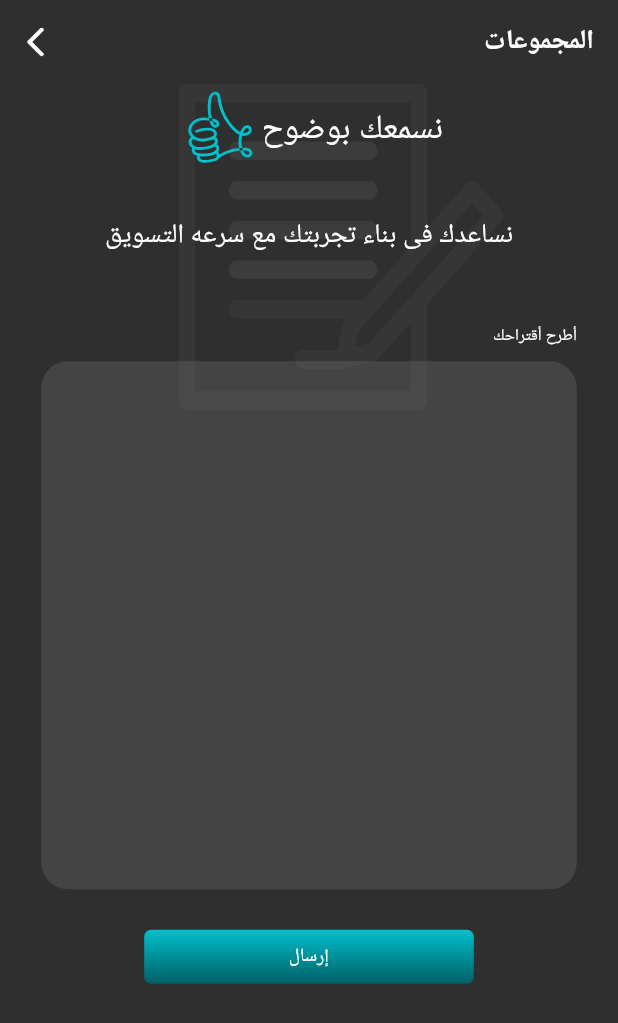
After one commit to mohammedhedaya/-Sar-aat-Al-Tasweeq, a Flutter app: the AddSuggestionView screen opened by its route, on a phone screen of 412 x 824 dp. The commit adds this screen. Shown: the top 1023 px of the screen. Run offline on Flutter 3.47's test engine with Material 3 defaults, Android fonts, the phone set to English and light mode, and no system bars; our stand-ins replace carousel_slider, chat_bubbles, device_preview, flutter_bloc, flutter_screenutil, flutter_svg and 6 more; accounts and stored records are empty.

Commit message:
Create Add Suggestion View

```diff
--- a/lib/core/router/app_router.dart
+++ b/lib/core/router/app_router.dart
@@ -3,6 +3,7 @@ import 'package:go_router/go_router.dart';
 import 'package:shopping_chart/features/add_group/presentation/views/add_group_view.dart';
 import 'package:shopping_chart/features/add_group/presentation/views/add_telegram_group_view.dart';
 import 'package:shopping_chart/features/add_group/presentation/views/add_whatsapp_group_view.dart';
+import 'package:shopping_chart/features/add_suggestion/presentation/views/add_suggestion_view.dart';
 import 'package:shopping_chart/features/diamond_wallet/presentation/views/diamond_wallet_view.dart';
 import 'package:shopping_chart/features/diamond_wallet/presentation/views/diamonds_payment_gateways_view.dart';
 import 'package:shopping_chart/features/diamond_wallet/presentation/views/purchase_completed_successfully.dart';
@@ -165,9 +166,13 @@ final GoRouter router = GoRouter(
       path: '/addTelegramGroupView',
       builder: (context, state) => const AddTelegramGroupView(),
     ),
-     GoRoute(
+    GoRoute(
       path: '/shareAndEarnView',
       builder: (context, state) => const ShareAndEarnView(),
     ),
+    GoRoute(
+      path: '/addSuggestionView',
+      builder: (context, state) => const AddSuggestionView(),
+    ),
   ],
 );
--- a/lib/core/utils/app_text_style.dart
+++ b/lib/core/utils/app_text_style.dart
@@ -101,7 +101,7 @@ class AppStyles {
   static TextStyle style25W400 = TextStyle(
     color: AppColors.whiteColor,
     fontSize: 25.sp,
-    fontWeight: FontWeight.w800,
+    fontWeight: FontWeight.w400,
   );
   static TextStyle style12W700 = TextStyle(
     color: AppColors.whiteColor,
@@ -178,4 +178,9 @@ class AppStyles {
     fontSize: 21.sp,
     fontWeight: FontWeight.w900,
   );
+  static TextStyle style15W900 = TextStyle(
+    color: AppColors.whiteColor,
+    fontSize: 15.sp,
+    fontWeight: FontWeight.w900,
+  );
 }
--- a/lib/core/utils/assets.dart
+++ b/lib/core/utils/assets.dart
@@ -5,6 +5,10 @@ class Assets {
   /// Assets for imagesAddGroups
   /// assets/images/addGroups.svg
   static const String imagesAddGroups = "assets/images/addGroups.svg";
+
+  /// Assets for imagesAddSuggestion
+  /// assets/images/AddSuggestion.png
+  static const String imagesAddSuggestion = "assets/images/AddSuggestion.png";
 
   /// Assets for imagesAddWhatsappgroup
   /// assets/images/AddWhatsappgroup.svg
@@ -126,6 +130,10 @@ class Assets {
   /// assets/images/light.svg
   static const String imagesLight = "assets/images/light.svg";
 
+  /// Assets for imagesLikeicon
+  /// assets/images/likeicon.svg
+  static const String imagesLikeicon = "assets/images/likeicon.svg";
+
   /// Assets for imagesLogOutIcon
   /// assets/images/logOutIcon.svg
   static const String imagesLogOutIcon = "assets/images/logOutIcon.svg";
--- a/lib/features/add_group/presentation/widgets/add_telegram_group_view_body.dart
+++ b/lib/features/add_group/presentation/widgets/add_telegram_group_view_body.dart
@@ -91,7 +91,7 @@ class AddTelegramGroupViewBody extends StatelessWidget {
                   barrierColor: const Color(0xffFFF9F9).withOpacity(0.33),
                   builder: (context) {
                     return const CustomAddedSuccesDialog(
-                      text: " تم إضافة قناتك في التلجرام",
+                      text: "تم إضافة قناتك في التلجرام",
                     );
                   },
                 );
--- a/lib/features/add_group/presentation/widgets/custom_added_success_dialog.dart
+++ b/lib/features/add_group/presentation/widgets/custom_added_success_dialog.dart
@@ -9,8 +9,10 @@ class CustomAddedSuccesDialog extends StatelessWidget {
   const CustomAddedSuccesDialog({
     super.key,
     required this.text,
+    this.style,
   });
   final String text;
+  final TextStyle? style;
   @override
   Widget build(BuildContext context) {
     return AlertDialog(
@@ -23,7 +25,7 @@ class CustomAddedSuccesDialog extends StatelessWidget {
       ),
       content: Text(
         text,
-        style: AppStyles.style21W900,
+        style: style ?? AppStyles.style21W900,
         textAlign: TextAlign.center,
       ),
     );
--- /dev/null
+++ b/lib/features/add_suggestion/presentation/views/add_suggestion_view.dart
@@ -0,0 +1,36 @@
+import 'package:flutter/material.dart';
+import 'package:go_router/go_router.dart';
+import 'package:shopping_chart/core/utils/app_text_style.dart';
+import 'package:shopping_chart/features/add_suggestion/presentation/widgets/add_suggestion_view_body.dart';
+
+class AddSuggestionView extends StatelessWidget {
+  const AddSuggestionView({super.key});
+
+  @override
+  Widget build(BuildContext context) {
+    return Scaffold(
+      appBar: AppBar(
+        backgroundColor: Colors.transparent,
+        surfaceTintColor: Colors.transparent,
+        elevation: 0,
+        automaticallyImplyLeading: false,
+        title: Text(
+          'المجموعات',
+          style: AppStyles.style20W800,
+        ),
+        actions: [
+          IconButton(
+            onPressed: () {
+              context.pop();
+            },
+            icon: const Icon(
+              Icons.arrow_forward_ios_rounded,
+              color: Colors.white,
+            ),
+          ),
+        ],
+      ),
+      body: const AddSuggestionViewBody(),
+    );
+  }
+}
--- /dev/null
+++ b/lib/features/add_suggestion/presentation/widgets/add_suggestion_view_body.dart
@@ -0,0 +1,132 @@
+import 'package:flutter/material.dart';
+import 'package:flutter_screenutil/flutter_screenutil.dart';
+import 'package:flutter_svg/svg.dart';
+import 'package:shopping_chart/core/utils/app_colors.dart';
+import 'package:shopping_chart/core/utils/app_text_style.dart';
+import 'package:shopping_chart/core/utils/assets.dart';
+import 'package:shopping_chart/features/add_group/presentation/widgets/custom_added_success_dialog.dart';
+
+class AddSuggestionViewBody extends StatelessWidget {
+  const AddSuggestionViewBody({super.key});
+
+  @override
+  Widget build(BuildContext context) {
+    return SingleChildScrollView(
+      child: Container(
+        margin: EdgeInsets.symmetric(horizontal: 25.w),
+        decoration: const BoxDecoration(
+          image: DecorationImage(
+            image: AssetImage(
+              Assets.imagesAddSuggestion,
+            ),
+            opacity: 0.19,
+            alignment: Alignment(0.3, -1.0),
+            scale: 4,
+          ),
+        ),
+        child: Column(
+          crossAxisAlignment: CrossAxisAlignment.start,
+          children: [
+            Row(
+              mainAxisAlignment: MainAxisAlignment.center,
+              children: [
+                Text(
+                  "نسمعك بوضوح",
+                  style: AppStyles.style25W400,
+                ),
+                SvgPicture.asset(
+                  Assets.imagesLikeicon,
+                ),
+              ],
+            ),
+            SizedBox(height: 30.h),
+            Center(
+              child: Text(
+                "نساعدك فى بناء تجربتك مع سرعه التسويق",
+                style: AppStyles.style20W400,
+                textAlign: TextAlign.center,
+              ),
+            ),
+            SizedBox(height: 50.h),
+            Text(
+              "أطرح أقتراحك",
+              style: AppStyles.style12W400.copyWith(
+                color: AppColors.whiteColor,
+              ),
+              textAlign: TextAlign.right,
+            ),
+            SizedBox(height: 10.h),
+            TextFormField(
+              onChanged: (value) {},
+              onFieldSubmitted: (value) {},
+              validator: (value) {
+                if (value == null || value.isEmpty) {
+                  return 'هذا الحقل مطلوب';
+                }
+                return null;
+              },
+              cursorColor: AppColors.whiteColor,
+              decoration: InputDecoration(
+                filled: true,
+                fillColor: AppColors.whiteColor.withOpacity(0.10),
+                border: OutlineInputBorder(
+                  borderRadius: BorderRadius.circular(20.r),
+                  borderSide: BorderSide.none,
+                ),
+              ),
+              style: AppStyles.style12W400.copyWith(
+                color: AppColors.whiteColor,
+              ),
+              textAlign: TextAlign.start,
+              maxLines: 20,
+            ),
+            SizedBox(height: 30.h),
+            Center(
+              child: InkWell(
+                onTap: () {
+                  showDialog(
+                    context: context,
+                    barrierColor: const Color(0xffFFF9F9).withOpacity(0.33),
+                    builder: (context) {
+                      return  CustomAddedSuccesDialog(
+                        text: "سرعة التسويق يشكرك على الاقتراح",
+                        style:  AppStyles.style15W900,
+                      );
+                    },
+                  );
+                },
+                child: Container(
+                  height: 40.h,
+                  width: 200.w,
+                  padding:
+                      EdgeInsets.symmetric(horizontal: 22.w, vertical: 4.h),
+                  decoration: BoxDecoration(
+                    borderRadius: BorderRadius.circular(5.r),
+                    gradient: const LinearGradient(
+                      colors: [
+                        Color(0xff00C0CC),
+                        Color(0xff006066),
+                      ],
+                      begin: Alignment.topCenter,
+                      end: Alignment.bottomCenter,
+                    ),
+                  ),
+                  child: Center(
+                    child: Text(
+                      "إرسال",
+                      style: AppStyles.style14W400.copyWith(
+                        color: AppColors.whiteColor,
+                      ),
+                      textAlign: TextAlign.center,
+                    ),
+                  ),
+                ),
+              ),
+            ),
+            SizedBox(height: 25.h),
+          ],
+        ),
+      ),
+    );
+  }
+}
--- a/lib/features/home/presentation/widgets/drawer_body.dart
+++ b/lib/features/home/presentation/widgets/drawer_body.dart
@@ -100,12 +100,15 @@ class _DrawerBodyState extends State<DrawerBody> {
           onTap: () {
             _onItemTap(7);
             context.push('/shareAndEarnView');
-          },        ),
+          },
+        ),
         DrawerListTileItem(
           title: "اللغة (العربية)",
           icon: Assets.imagesLanguage,
           isSelected: _selectedIndex == 8,
-          onTap: () => _onItemTap(8),
+          onTap: () {
+            _onItemTap(8);
+          },
         ),
         DrawerNotificationItem(
           onTap: () => _onItemTap(9),
@@ -121,7 +124,10 @@ class _DrawerBodyState extends State<DrawerBody> {
           title: "الاقتراحات",
           icon: Assets.imagesSuggestions,
           isSelected: _selectedIndex == 11,
-          onTap: () => _onItemTap(11),
+          onTap: () {
+            _onItemTap(11);
+            context.push('/addSuggestionView');
+          },
         ),
         DrawerListTileItem(
           title: "حسابات سرعة التسويق",
```
Also changed, not shown: assets/images/AddSuggestion.png (added), assets/images/likeicon.svg (added).
